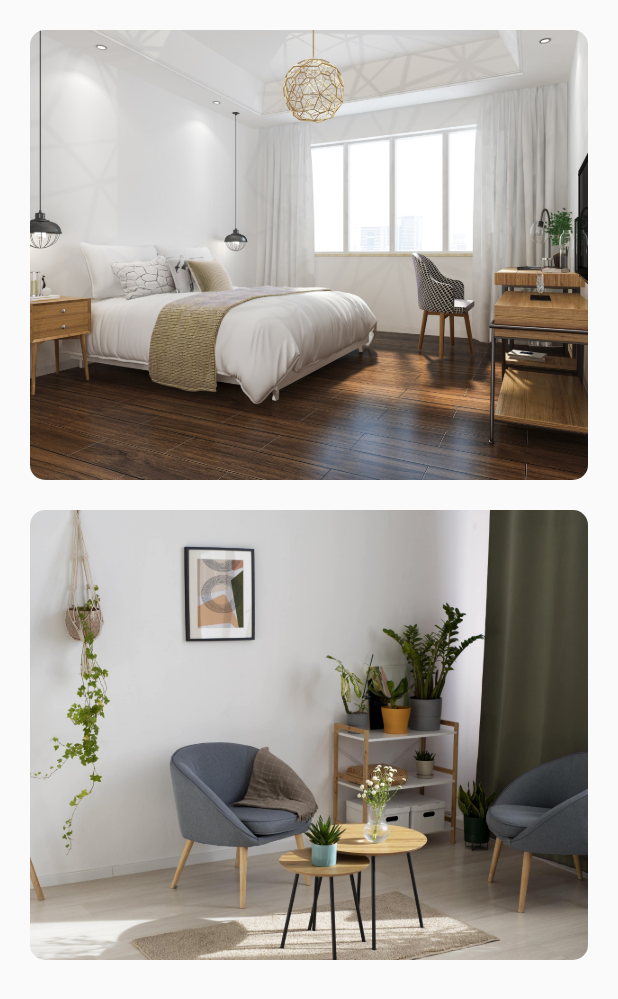
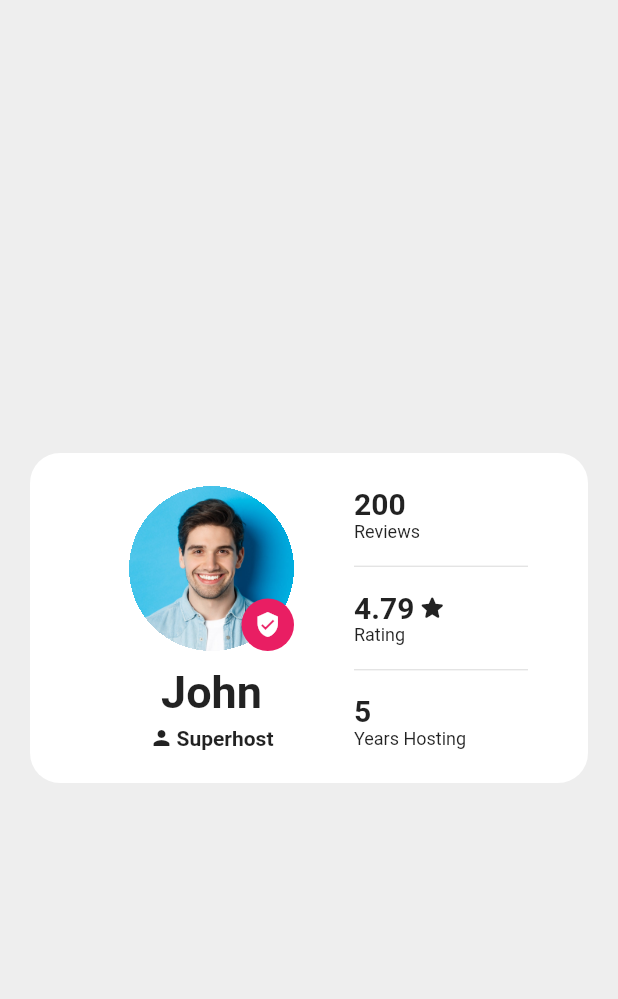
Before and after one commit to Roaa94/flutter_airbnb_ui, a Flutter app: the screen it shows after launch, on a phone screen of 412 x 824 dp. Shown: the top 999 px of the screen. Run offline on Flutter 3.47's test engine with Material 2 defaults, Android fonts, the phone set to English and light mode, and no system bars.

Commit message:
set up book flip inner content

```diff
--- a/lib/home_page.dart
+++ b/lib/home_page.dart
@@ -1,5 +1,6 @@
 import 'package:flutter/material.dart';
 import 'package:flutter_airbnb_ui/items.dart';
+import 'package:flutter_airbnb_ui/widgets/book_flip.dart';
 import 'package:flutter_airbnb_ui/widgets/listing_item.dart';
 import 'package:flutter_airbnb_ui/widgets/search_field.dart';
 
@@ -9,22 +10,33 @@ class HomePage extends StatelessWidget {
   @override
   Widget build(BuildContext context) {
     return Scaffold(
+      backgroundColor: Colors.grey.shade200,
       body: SafeArea(
-        child: Column(
-          children: [
-            const SearchField(),
-            Expanded(
-              child: ListView.builder(
-                itemCount: listings.length,
-                padding: const EdgeInsets.all(20),
-                itemBuilder: (context, index) => ListingItem(
-                  listing: listings[index],
-                ),
-              ),
+        child: Padding(
+          padding: const EdgeInsets.all(20),
+          child: Center(
+            child: BookFlip(
+              listing: listings[0],
             ),
-          ],
+          ),
         ),
       ),
+      // body: SafeArea(
+      //   child: Column(
+      //     children: [
+      //       const SearchField(),
+      //       Expanded(
+      //         child: ListView.builder(
+      //           itemCount: listings.length,
+      //           padding: const EdgeInsets.all(20),
+      //           itemBuilder: (context, index) => ListingItem(
+      //             listing: listings[index],
+      //           ),
+      //         ),
+      //       ),
+      //     ],
+      //   ),
+      // ),
     );
   }
 }
--- a/lib/items.dart
+++ b/lib/items.dart
@@ -3,7 +3,8 @@ import 'package:flutter_airbnb_ui/models/listing.dart';
 const listings = [
   Listing(
     coverUrl: 'assets/images/listing-1.jpg',
-    landlordAvatarUrl: 'assets/images/person-1.jpg',
+    landlordAvatarUrl: 'assets/images/person-3.jpeg',
+    landlordName: 'John',
     title: 'Bright apartment in vibrant neighborhood',
     address: 'Berlin, Germany',
     availability: 'May 9 - 14',
@@ -13,7 +14,8 @@ const listings = [
   ),
   Listing(
     coverUrl: 'assets/images/listing-2.jpg',
-    landlordAvatarUrl: 'assets/images/person-1.jpg',
+    landlordAvatarUrl: 'assets/images/person-2.jpeg',
+    landlordName: 'Jane',
     title: 'Quiet apartment outside the city',
     address: 'Paris, France',
     availability: 'May 9 - 14',
--- a/lib/main.dart
+++ b/lib/main.dart
@@ -1,7 +1,10 @@
 import 'package:flutter/material.dart';
+import 'package:flutter/services.dart';
 import 'package:flutter_airbnb_ui/home_page.dart';
 
 void main() {
+  WidgetsFlutterBinding.ensureInitialized();
+  SystemChrome.setSystemUIOverlayStyle(SystemUiOverlayStyle.dark);
   runApp(const MyApp());
 }
 
@@ -15,6 +18,9 @@ class MyApp extends StatelessWidget {
       title: 'Flutter Airbnb Book Flip Interaction',
       debugShowCheckedModeBanner: false,
       theme: ThemeData(
+        appBarTheme: const AppBarTheme(
+          systemOverlayStyle: SystemUiOverlayStyle.dark,
+        ),
         primarySwatch: Colors.blue,
       ),
       home: const HomePage(),
--- a/lib/models/listing.dart
+++ b/lib/models/listing.dart
@@ -2,6 +2,7 @@ class Listing {
   const Listing({
     required this.coverUrl,
     required this.landlordAvatarUrl,
+    required this.landlordName,
     required this.title,
     required this.address,
     required this.availability,
@@ -12,6 +13,7 @@ class Listing {
 
   final String coverUrl;
   final String landlordAvatarUrl;
+  final String landlordName;
   final String title;
   final String address;
   final String availability;
--- /dev/null
+++ b/lib/widgets/avatar.dart
@@ -0,0 +1,52 @@
+import 'package:flutter/material.dart';
+
+class Avatar extends StatelessWidget {
+  const Avatar({
+    super.key,
+    required this.imageUrl,
+    this.size = 110,
+    this.hasBadge = false,
+  });
+
+  final String imageUrl;
+  final double size;
+  final bool hasBadge;
+
+  @override
+  Widget build(BuildContext context) {
+    return Stack(
+      children: [
+        Container(
+          width: size,
+          height: size,
+          clipBehavior: Clip.hardEdge,
+          decoration: const BoxDecoration(
+            shape: BoxShape.circle,
+          ),
+          child: Image.asset(
+            imageUrl,
+            fit: BoxFit.cover,
+          ),
+        ),
+        if (hasBadge)
+          Positioned(
+            bottom: 0,
+            right: 0,
+            width: 35,
+            height: 35,
+            child: Container(
+              decoration: const BoxDecoration(
+                shape: BoxShape.circle,
+                color: Colors.pink,
+              ),
+              child: const Icon(
+                Icons.verified_user_sharp,
+                color: Colors.white,
+                size: 18,
+              ),
+            ),
+          )
+      ],
+    );
+  }
+}
--- /dev/null
+++ b/lib/widgets/book_flip.dart
@@ -0,0 +1,88 @@
+import 'package:flutter/material.dart';
+import 'package:flutter_airbnb_ui/models/listing.dart';
+import 'package:flutter_airbnb_ui/widgets/avatar.dart';
+import 'package:flutter_airbnb_ui/widgets/landlord_info.dart';
+
+class BookFlip extends StatelessWidget {
+  const BookFlip({
+    super.key,
+    required this.listing,
+  });
+
+  final Listing listing;
+  static const double radius = 20;
+
+  @override
+  Widget build(BuildContext context) {
+    return ConstrainedBox(
+      constraints: const BoxConstraints(maxHeight: 220),
+      child: Row(
+        crossAxisAlignment: CrossAxisAlignment.stretch,
+        children: [
+          Expanded(
+            child: Container(
+              padding: const EdgeInsets.only(
+                  top: 20, bottom: 20, left: 20, right: 10),
+              decoration: const BoxDecoration(
+                borderRadius: BorderRadius.only(
+                  topLeft: Radius.circular(radius),
+                  bottomLeft: Radius.circular(radius),
+                ),
+                color: Colors.white,
+              ),
+              child: Column(
+                mainAxisSize: MainAxisSize.min,
+                mainAxisAlignment: MainAxisAlignment.center,
+                crossAxisAlignment: CrossAxisAlignment.end,
+                children: [
+                  Column(
+                    children: [
+                      Avatar(
+                        imageUrl: listing.landlordAvatarUrl,
+                        hasBadge: true,
+                      ),
+                      const SizedBox(height: 10),
+                      Text(
+                        listing.landlordName,
+                        textAlign: TextAlign.center,
+                        style: const TextStyle(
+                          fontSize: 30,
+                          fontWeight: FontWeight.w700,
+                        ),
+                      ),
+                      const SizedBox(height: 5),
+                      Row(
+                        mainAxisSize: MainAxisSize.min,
+                        children: const [
+                          Icon(Icons.person, size: 16),
+                          SizedBox(width: 2),
+                          Text(
+                            'Superhost',
+                            style: TextStyle(fontWeight: FontWeight.w700),
+                          ),
+                        ],
+                      ),
+                    ],
+                  ),
+                ],
+              ),
+            ),
+          ),
+          Expanded(
+            child: Container(
+              padding: const EdgeInsets.only(left: 30, right: 40),
+              decoration: const BoxDecoration(
+                borderRadius: BorderRadius.only(
+                  topRight: Radius.circular(radius),
+                  bottomRight: Radius.circular(radius),
+                ),
+                color: Colors.white,
+              ),
+              child: LandlordInfo(listing),
+            ),
+          ),
+        ],
+      ),
+    );
+  }
+}
--- /dev/null
+++ b/lib/widgets/landlord_info.dart
@@ -0,0 +1,65 @@
+import 'package:flutter/material.dart';
+import 'package:flutter_airbnb_ui/models/listing.dart';
+
+class LandlordInfo extends StatelessWidget {
+  const LandlordInfo(
+    this.listing, {
+    super.key,
+  });
+
+  final Listing listing;
+
+  @override
+  Widget build(BuildContext context) {
+    return Column(
+      mainAxisSize: MainAxisSize.min,
+      mainAxisAlignment: MainAxisAlignment.center,
+      crossAxisAlignment: CrossAxisAlignment.start,
+      children: [
+        Text(
+          listing.reviewsCount.toString(),
+          style: const TextStyle(
+            fontSize: 20,
+            fontWeight: FontWeight.w700,
+          ),
+        ),
+        const Text(
+          'Reviews',
+          style: TextStyle(fontSize: 12),
+        ),
+        const SizedBox(height: 8),
+        const Divider(thickness: 0.8),
+        const SizedBox(height: 8),
+        Row(
+          mainAxisSize: MainAxisSize.min,
+          children: [
+            Text(
+              listing.rating.toString(),
+              style: const TextStyle(fontSize: 20, fontWeight: FontWeight.w700),
+            ),
+            const SizedBox(width: 2),
+            const Icon(Icons.star_rounded, size: 20),
+          ],
+        ),
+        const Text(
+          'Rating',
+          style: TextStyle(fontSize: 12),
+        ),
+        const SizedBox(height: 8),
+        const Divider(thickness: 0.8),
+        const SizedBox(height: 8),
+        const Text(
+          '5',
+          style: TextStyle(
+            fontSize: 20,
+            fontWeight: FontWeight.w700,
+          ),
+        ),
+        const Text(
+          'Years Hosting',
+          style: TextStyle(fontSize: 12),
+        ),
+      ],
+    );
+  }
+}
```
Also changed, not shown: assets/images/person-1.jpeg (added), assets/images/person-2.jpeg (added), assets/images/person-3.jpeg (added).
